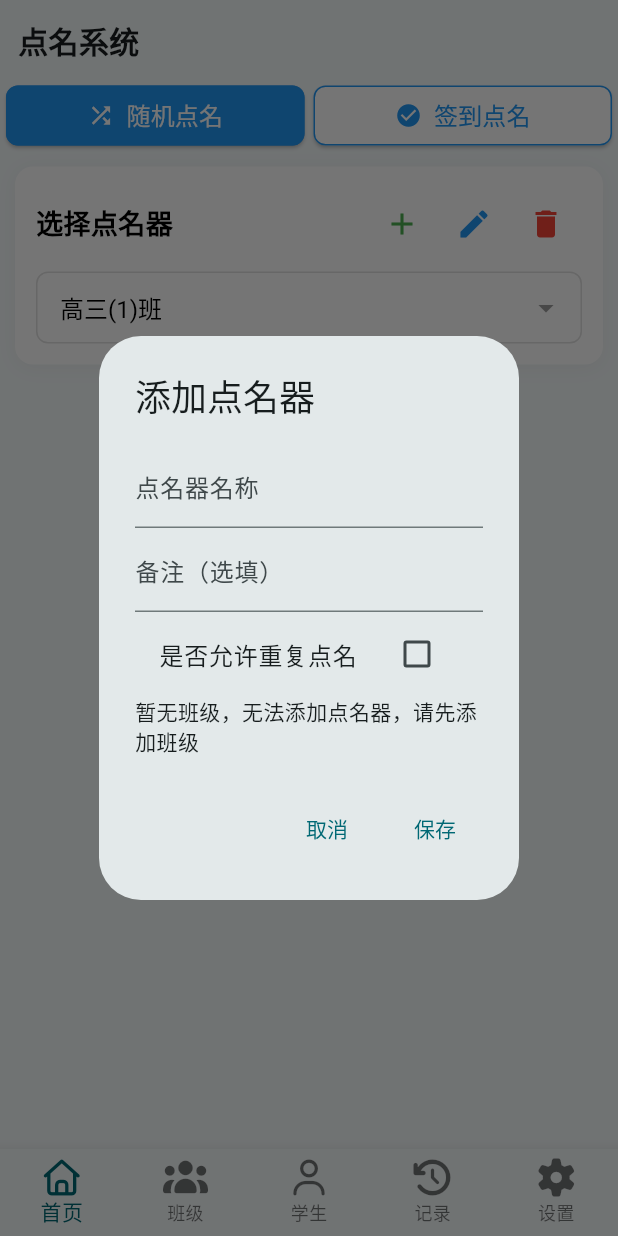
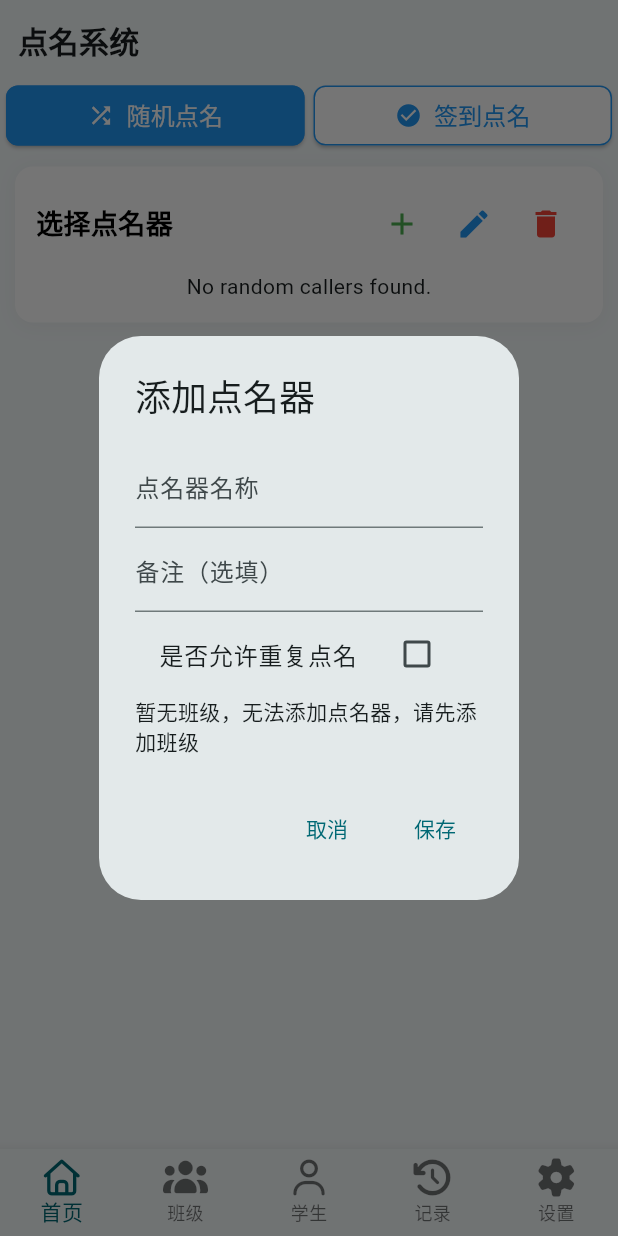
Before and after one commit to ieeningnwq/rollcaller, a Flutter app: the screen it shows after launch, after a tap on the "add" icon, on a phone screen of 412 x 824 dp. Run offline on Flutter 3.47's test engine with Material 3 defaults, Android fonts, the phone set to English and light mode, and no system bars; our stand-ins replace flutter_screenutil, fluttertoast, font_awesome_flutter, pull_to_refresh, sqflite; accounts and stored records are empty.

Commit message:
完成点名器下拉狂选择

```diff
--- a/lib/models/random_caller_model.dart
+++ b/lib/models/random_caller_model.dart
@@ -41,4 +41,9 @@ class RandomCallerModel {
     data['created'] = created.toIso8601String();
     return data;
   }
+
+  @override
+  String toString() {
+    return 'RandomCallerModel{id: $id, randomCallerName: $randomCallerName, classId: $classId, isDuplicate: $isDuplicate, notes: $notes, created: $created}';
+  }
 }
--- a/lib/pages/home.dart
+++ b/lib/pages/home.dart
@@ -1,7 +1,10 @@
 import 'package:flutter/material.dart';
+import 'package:provider/provider.dart';
+import 'package:rollcall/utils/random_caller_dao.dart';
 
 import '../configs/strings.dart';
 import '../models/random_caller_model.dart';
+import '../providers/random_caller_provider.dart';
 import '../widgets/random_caller_add_edit_dialog.dart';
 
 class HomePage extends StatefulWidget {
@@ -21,18 +24,8 @@ class _HomePageState extends State<HomePage> {
   // 点名器备注控制器
   final TextEditingController _notesController = TextEditingController();
 
-  // 班级列表
-  final List<String> _classes = [
-    '高三(1)班',
-    '高三(2)班',
-    '高三(3)班',
-    '高二(1)班',
-    '高二(2)班',
-    '高一(1)班',
-  ];
-
   // 当前选中的班级
-  String _selectedClass = '高三(1)班';
+  int? _selectedCaller;
 
   @override
   Widget build(BuildContext context) {
@@ -233,9 +226,23 @@ class _HomePageState extends State<HomePage> {
             ],
           ),
           const SizedBox(height: 8),
-          // 点名器下拉选择框
-          DropdownButtonFormField<String>(
-            initialValue: _selectedClass,
+          FutureBuilder(
+            future: RandomCallerDao().getAllRandomCallers(),
+            builder: (context, snapshot) {
+              if (snapshot.connectionState == ConnectionState.waiting) {
+                return const Center(child: CircularProgressIndicator());
+              } else if (snapshot.hasError) {
+                return Center(child: Text('Error: ${snapshot.error}'));
+              } else if (!snapshot.hasData || snapshot.data!.isEmpty) {
+                return const Center(child: Text('No random callers found.'));
+              } else {
+                final randomCallers = snapshot.data!;
+                for (var randomCaller in randomCallers) {
+                  Provider.of<RandomCallerProvider>(context, listen: false).updateRollCallerWithoutNotify(randomCaller);
+                }
+                _selectedCaller ??= randomCallers.first.id;
+                return DropdownButtonFormField<int>(
+                  initialValue: _selectedCaller,
                   decoration: InputDecoration(
                     border: OutlineInputBorder(
                       borderRadius: BorderRadius.circular(8.0),
@@ -254,16 +261,16 @@ class _HomePageState extends State<HomePage> {
                       vertical: 10.0,
                     ),
                   ),
-            items: _classes.map((String className) {
-              return DropdownMenuItem<String>(
-                value: className,
-                child: Text(className),
+                  items: randomCallers.map((RandomCallerModel randomCaller) {
+                    return DropdownMenuItem<int>(
+                      value: randomCaller.id,
+                      child: Text(randomCaller.randomCallerName),
                     );
                   }).toList(),
-            onChanged: (String? newValue) {
+                  onChanged: (newValue) {
                     if (newValue != null) {
                       setState(() {
-                  _selectedClass = newValue;
+                        _selectedCaller = newValue;
                       });
                     }
                   },
@@ -272,6 +279,9 @@ class _HomePageState extends State<HomePage> {
                   icon: const Icon(Icons.arrow_drop_down),
                   iconSize: 24.0,
                   iconEnabledColor: Colors.grey,
+                );
+              }
+            },
           ),
         ],
       ),
--- a/lib/providers/random_caller_provider.dart
+++ b/lib/providers/random_caller_provider.dart
@@ -7,4 +7,11 @@ class RandomCallerProvider with ChangeNotifier {
 
   // 获取random caller列表
   List<RandomCallerModel> get randomCallersList => _randomCallers.values.toList();
+
+  void updateRollCallerWithoutNotify(RandomCallerModel randomCallerModel) {
+    if (randomCallerModel.id == null) {
+      return;
+    }
+    _randomCallers[randomCallerModel.id!] = randomCallerModel;
+  }
 }
--- a/lib/utils/random_caller_dao.dart
+++ b/lib/utils/random_caller_dao.dart
@@ -25,4 +25,12 @@ class RandomCallerDao {
     );
     return maps.isNotEmpty;
   }
+
+  Future<List<RandomCallerModel>>? getAllRandomCallers() async {
+    final db = await dbHelper.database;
+    final List<Map<String, dynamic>> maps = await db.query(tableName);
+    return maps.isNotEmpty
+        ? maps.map((map) => RandomCallerModel.fromMap(map)).toList()
+        : [];
+  }
 }
```
Lines whose indentation alone changed are shown as unchanged.
